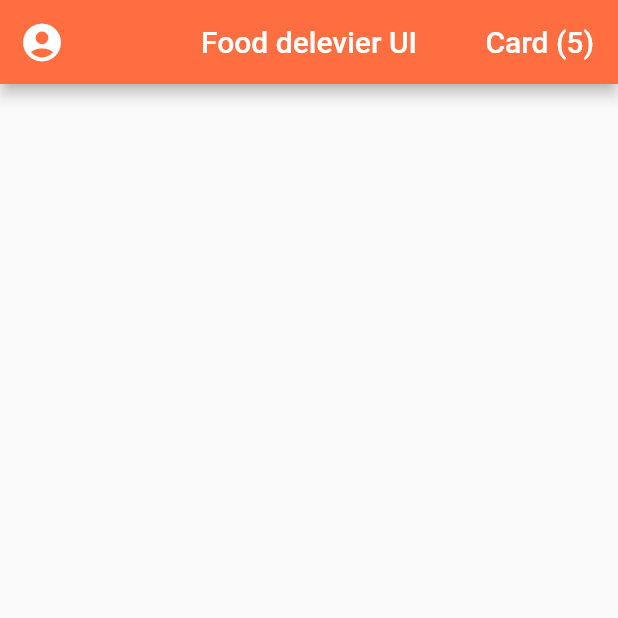
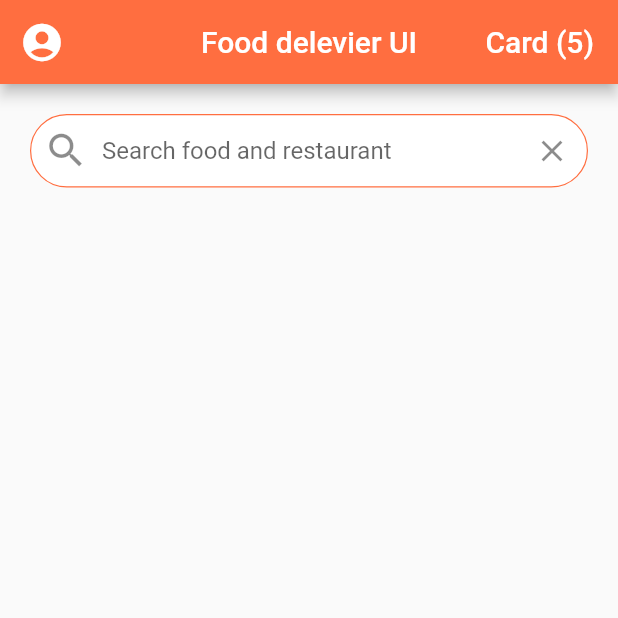
Before and after one commit to fabuloussTeam/Food-Delevery-UI, a Flutter app: the screen it shows after launch, on a phone screen of 412 x 824 dp, the top half of it. Run offline on Flutter 3.47's test engine with Material 2 defaults, Android fonts, the phone set to English and light mode, and no system bars.

Commit message:
Creation de la bar de recherche: searchBar

```diff
--- a/lib/screen/home_screen.dart
+++ b/lib/screen/home_screen.dart
@@ -32,6 +32,37 @@ class _HomeScreenState extends State<HomeScreen>{
             )
           ],
         ),
+        body: new ListView(
+          children: <Widget>[
+            Padding(
+             padding: EdgeInsets.all(20.0),
+              child: new TextField(
+                decoration: InputDecoration(
+                  contentPadding: EdgeInsets.symmetric(vertical: 15.0),
+                  fillColor: Colors.white,
+                  filled: true,
+                  border: OutlineInputBorder(
+                    borderRadius: BorderRadius.circular(30.0),
+                    borderSide: BorderSide(width: 0.8),
+                  ),
+                  enabledBorder: OutlineInputBorder(
+                    borderRadius: BorderRadius.circular(30.0),
+                    borderSide: BorderSide(width: 0.8, color: Colors.deepOrangeAccent),
+                  ),
+                  hintText: 'Search food and restaurant',
+                  prefixIcon: Icon(Icons.search, size: 30.0),
+                  suffixIcon: IconButton(
+                      icon: new Icon(Icons.clear),
+                      onPressed: (){},
+                  )
+                ),
+
+
+              ),
+            )
+          ],
+        )
+
     );
   }
 }
```
